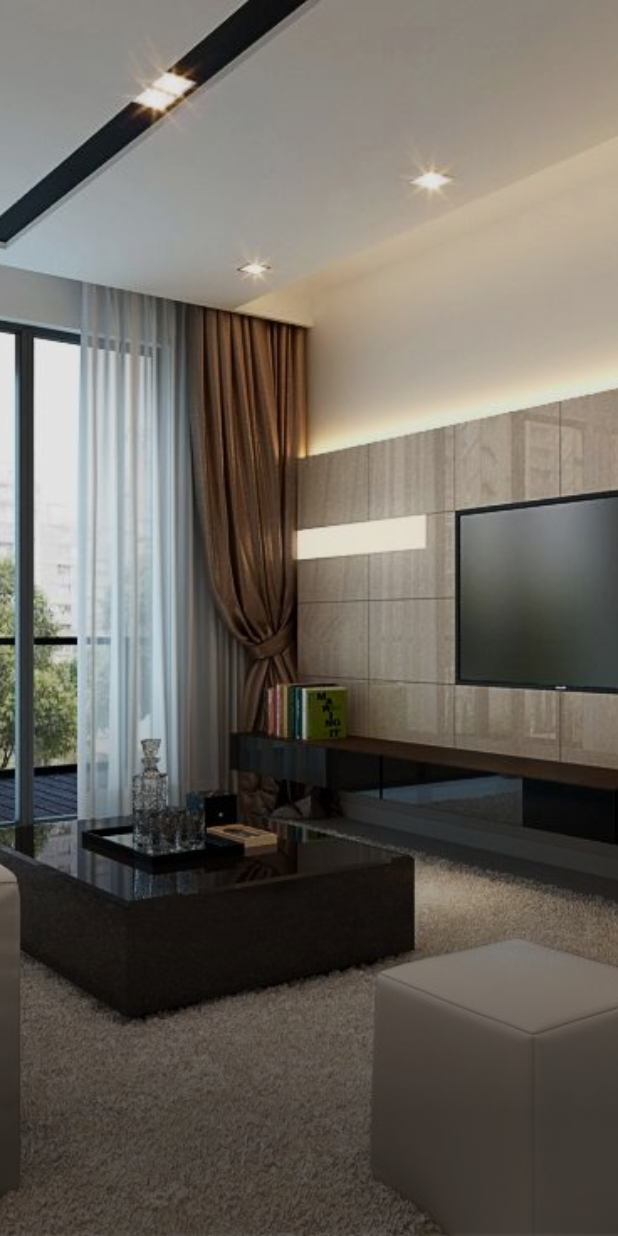
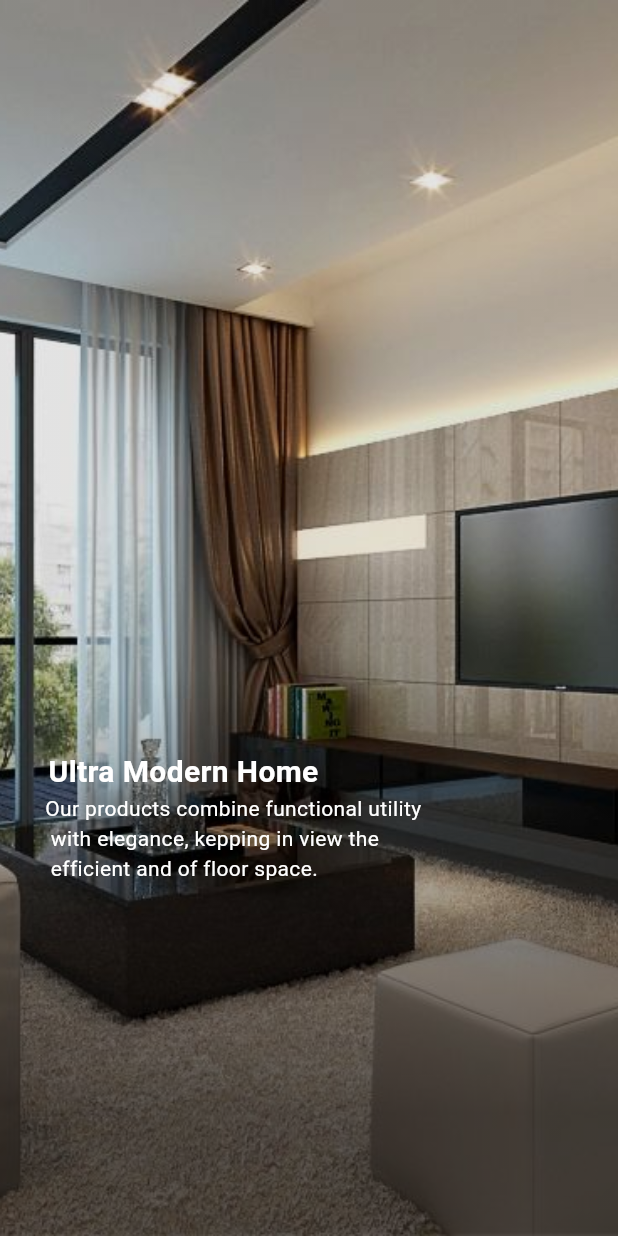
Before and after one commit to Tosin8/Madera, a Flutter app: the screen it shows after launch, on a phone screen of 412 x 824 dp. Run offline on Flutter 3.47's test engine with Material 2 defaults, Android fonts, the phone set to English and light mode, and no system bars.

Commit message:
Update body.dart

```diff
--- a/lib/screen/splash/components/body.dart
+++ b/lib/screen/splash/components/body.dart
@@ -33,7 +33,32 @@ class _SplashBodyState extends State<SplashBody> {
                           Colors.black.withOpacity(.1)
                         ])),
                   ),
-                )
+                ),
+                const Positioned(
+                  left: 30,
+                  top: 500,
+                  child: Column(
+                    mainAxisAlignment: MainAxisAlignment.start,
+                    children: [
+                      Padding(
+                        padding: EdgeInsets.only(right: 70),
+                        child: Text(
+                          'Ultra Modern Home',
+                          style: TextStyle(
+                              color: Colors.white,
+                              fontSize: 20,
+                              fontWeight: FontWeight.bold),
+                        ),
+                      ),
+                      Text(
+                        'Our products combine functional utility \n with elegance, kepping in view the \n efficient and of floor space.',
+                        style: TextStyle(
+                          color: Colors.white,
+                        ),
+                      )
+                    ],
+                  ),
+                ),
               ],
             )));
   }
```
